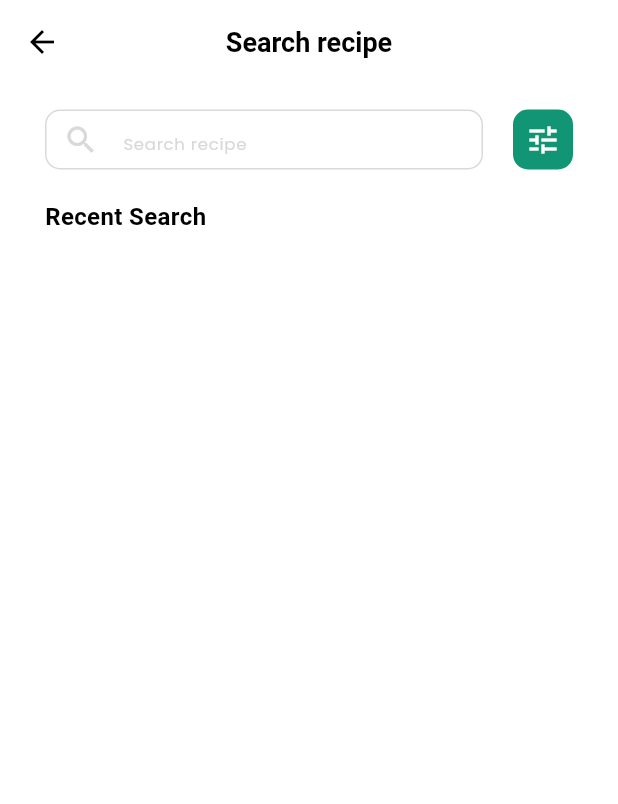
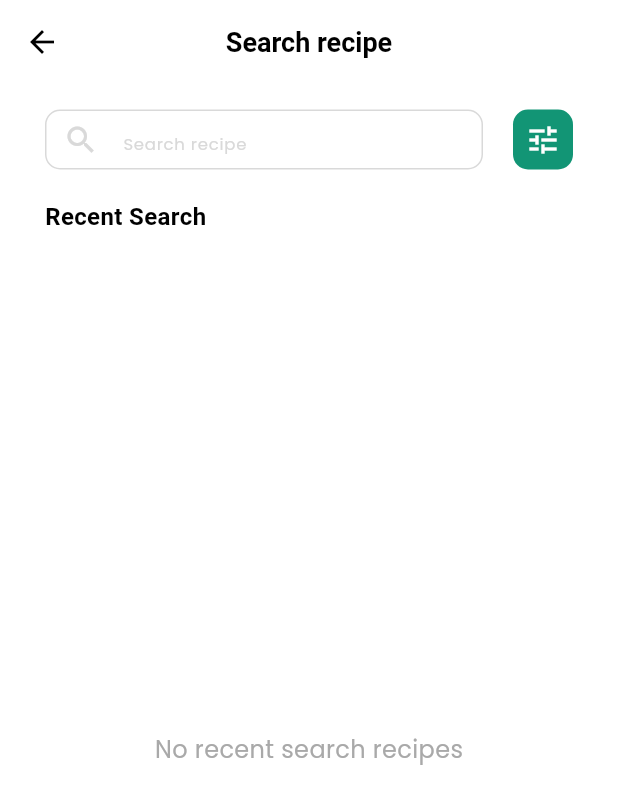
Before and after one commit to dbwpghks56/flutter_recipe_app_course, a Flutter app: the SearchScreen screen opened directly with empty values, on a phone screen of 412 x 824 dp. Shown: the top 804 px of the screen. Run offline on Flutter 3.47's test engine with Material 3 defaults, Android fonts, the phone set to English and light mode, and no system bars; our stand-ins replace freezed_annotation, go_router; generated files the repository leaves out were written again.

Commit message:
[Chore] 최근 검색 목록 없을 때 예외 처리

```diff
--- a/lib/presentation/search/screen/search_screen.dart
+++ b/lib/presentation/search/screen/search_screen.dart
@@ -85,8 +85,10 @@ class SearchScreen extends StatelessWidget {
                   ? Center(
                       child: CircularProgressIndicator(),
                     )
-                  : GridView.builder(
-                      gridDelegate: SliverGridDelegateWithFixedCrossAxisCount(
+                  : !state.recipes.isEmpty
+                      ? GridView.builder(
+                          gridDelegate:
+                              SliverGridDelegateWithFixedCrossAxisCount(
                             crossAxisCount: 2,
                             crossAxisSpacing: 15,
                             mainAxisSpacing: 15,
@@ -98,6 +100,14 @@ class SearchScreen extends StatelessWidget {
                               recipe: recipe,
                             );
                           },
+                        )
+                      : Center(
+                          child: Text(
+                            "No recent search recipes",
+                            style: TextStyles.normalTextRegular.copyWith(
+                              color: ColorStyles.gray3,
+                            ),
+                          ),
                         ),
             ),
           ],
```
Lines whose indentation alone changed are shown as unchanged.
